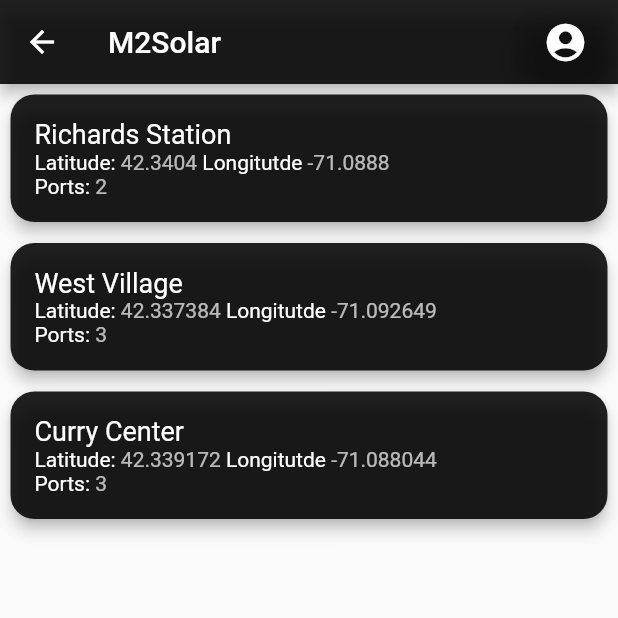
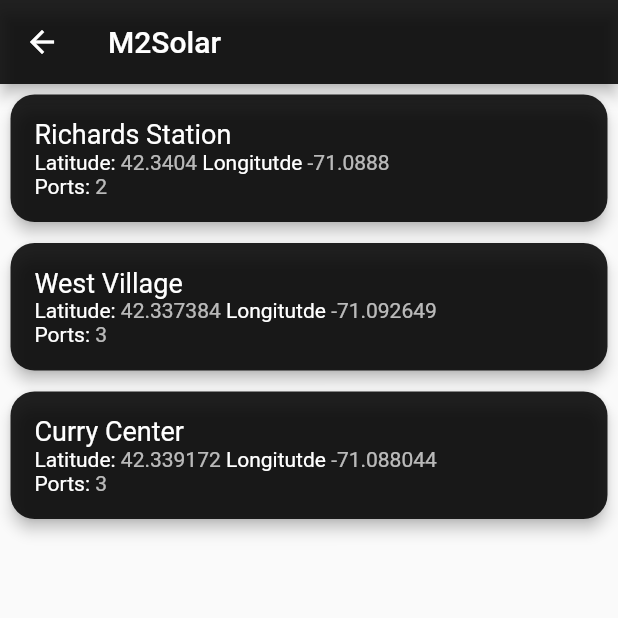
Before and after one commit to montymi/Capstone, a Flutter app: the screen it shows after launch, after a tap on the "ev station" icon, on a phone screen of 412 x 824 dp, the top half of it. Run offline on Flutter 3.47's test engine with Material 2 defaults, Android fonts, the light colour scheme and no system bars; our stand-ins replace bloc, circular_countdown_timer, flutter_bloc, google_maps_flutter, location, slide_to_act; missing offline and left inert: mqtt_client.

Commit message:
minor ui changes

```diff
--- a/flutter/capstone_m2/lib/pages/list_stations_screen.dart
+++ b/flutter/capstone_m2/lib/pages/list_stations_screen.dart
@@ -1,6 +1,5 @@
 import 'package:flutter/material.dart';
 import 'package:m2solar/pages/station_screen.dart';
-import 'package:m2solar/pages/splash_screen.dart';
 import 'package:m2solar/models/station.dart';
 
 class StationsList extends StatelessWidget {
@@ -14,23 +13,6 @@ class StationsList extends StatelessWidget {
     return Scaffold(
       appBar: AppBar(
         title: const Text('M2Solar'),
-        actions: [
-          Padding(
-            padding: const EdgeInsets.all(
-                0.0), // here to allow for movement of button
-            child: FloatingActionButton.extended(
-                heroTag: 'user',
-                label: const Icon(Icons.account_circle_rounded, size: 30.0),
-                backgroundColor: Colors.transparent,
-                onPressed: () {
-                  Navigator.push(
-                    context,
-                    MaterialPageRoute(
-                        builder: (context) => const MyHomePage(title: "Test")),
-                  );
-                }),
-          )
-        ],
         backgroundColor: Colors.black87,
       ),
       body: ListView.builder(
--- a/flutter/capstone_m2/lib/pages/map_screen.dart
+++ b/flutter/capstone_m2/lib/pages/map_screen.dart
@@ -143,23 +143,6 @@ class MapScreenState extends State<MapScreen> {
                     ));
                 }),
           ),
-          actions: [
-            Padding(
-              padding: const EdgeInsets.all(
-                  0.0), // here to allow for movement of button
-              child: FloatingActionButton.extended(
-                  heroTag: 'user',
-                  label: const Icon(Icons.account_circle_rounded, size: 30.0),
-                  backgroundColor: Colors.transparent,
-                  onPressed: () {
-                    Navigator.push(
-                      context,
-                      MaterialPageRoute(
-                          builder: (context) => const UserScreen()),
-                    );
-                  }),
-            )
-          ],
           backgroundColor: Colors.black87,
         ),
         body: Stack(
```
Also changed, not shown: flutter/capstone_m2/lib/pages/station_screen.dart (+7 -7 lines).
